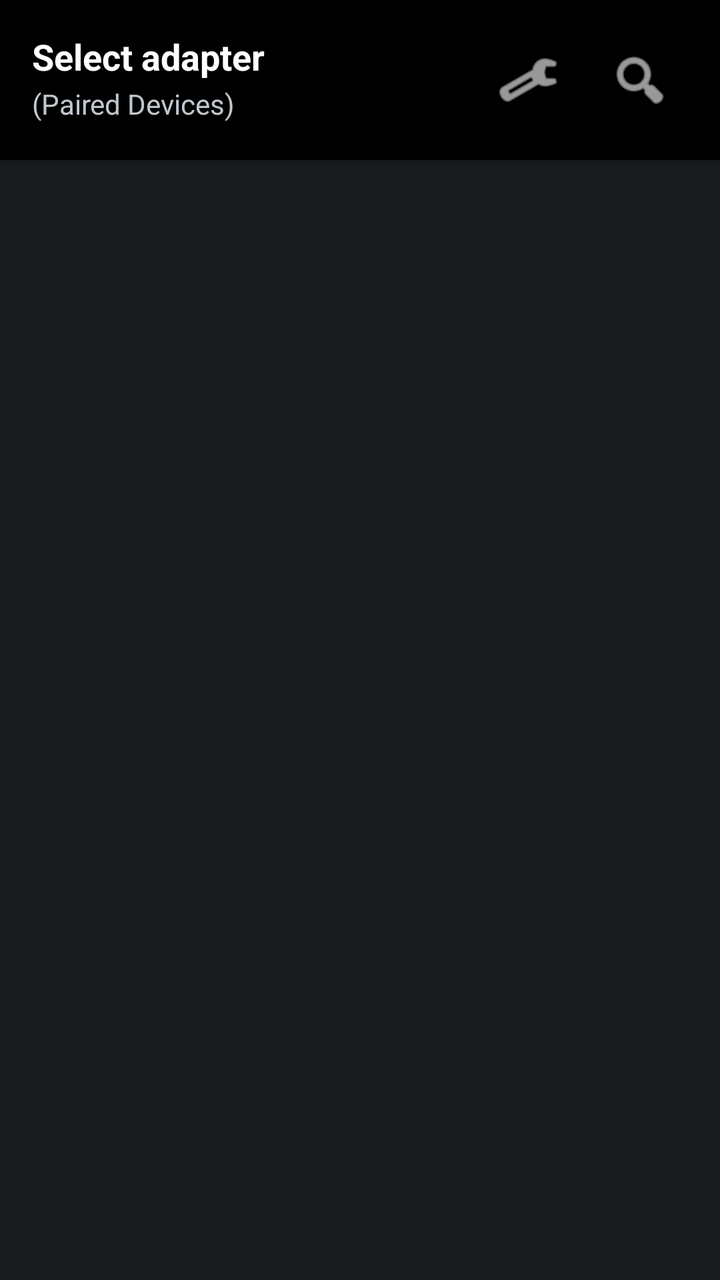
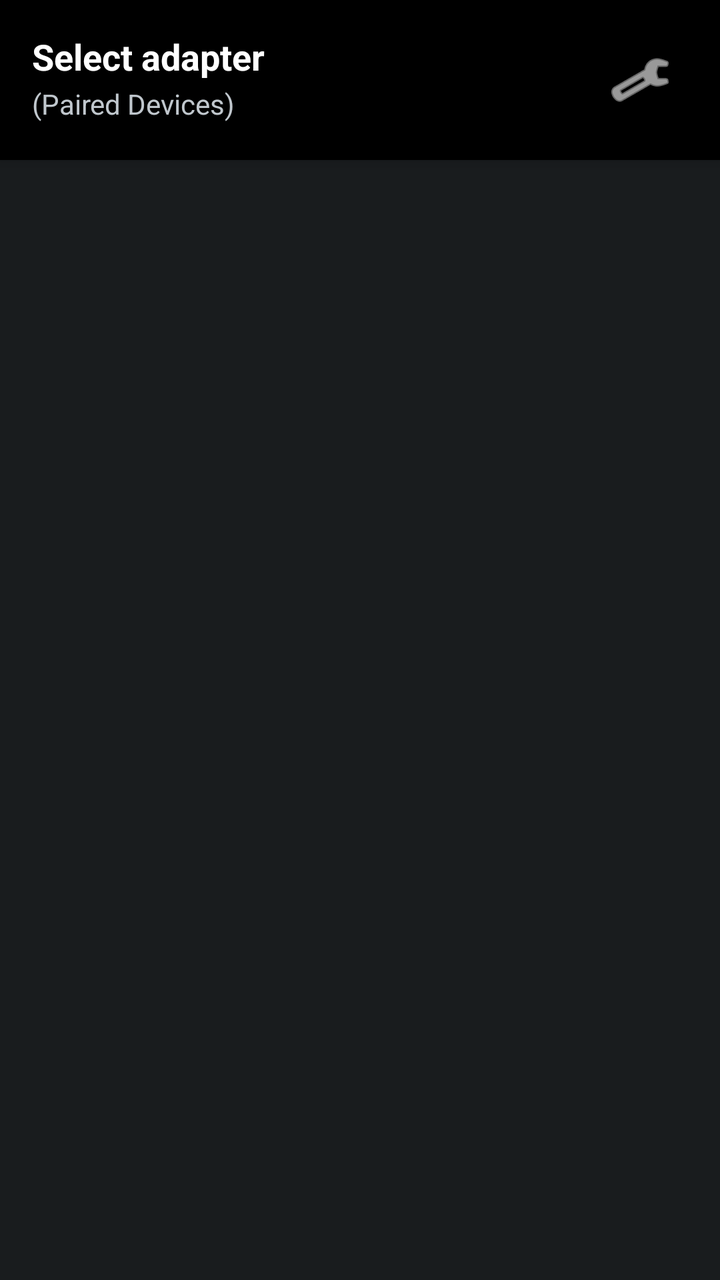

An Android layout rendered at two revisions. The XML below is the earlier revision; the diff shows what the commit changed to produce the second picture.
<!-- AndroidManifest.xml: application theme AppTheme.Dark -->
<!-- res/layout/device_list_modern.xml -->
<?xml version="1.0" encoding="utf-8"?>
<LinearLayout xmlns:android="http://schemas.android.com/apk/res/android"
    android:orientation="vertical"
    android:layout_width="match_parent"
    android:layout_height="match_parent"
    android:background="?android:attr/windowBackground">

    
    <LinearLayout
        android:layout_width="match_parent"
        android:layout_height="wrap_content"
        android:orientation="vertical"
        android:background="#000000"
        android:padding="16dp"
        android:elevation="4dp">

        <LinearLayout
            android:layout_width="match_parent"
            android:layout_height="wrap_content"
            android:orientation="horizontal">

            <LinearLayout
                android:layout_width="0dp"
                android:layout_weight="1"
                android:layout_height="wrap_content"
                android:orientation="vertical">

                <TextView
                    android:layout_width="wrap_content"
                    android:layout_height="wrap_content"
                    android:text="@string/select_device"
                    android:textColor="@android:color/white"
                    android:textSize="18sp"
                    android:textStyle="bold"/>

                <TextView
                    android:layout_width="wrap_content"
                    android:layout_height="wrap_content"
                    android:text="(Paired Devices)"
                    android:textColor="?android:attr/textColorSecondary"
                    android:textSize="14sp"
                    android:layout_marginTop="2dp"/>

            </LinearLayout>

            <ImageButton
                android:id="@+id/btn_bluetooth_settings"
                android:layout_width="wrap_content"
                android:layout_height="wrap_content"
                android:src="@android:drawable/ic_menu_preferences"
                android:background="?android:attr/selectableItemBackgroundBorderless"
                android:padding="8dp"
                android:contentDescription="Open Bluetooth Settings"
                android:tint="@android:color/white"
                android:layout_gravity="center_vertical"
                android:layout_marginEnd="8dp"/>

            <ImageButton
                android:id="@+id/btn_scan"
                android:layout_width="wrap_content"
                android:layout_height="wrap_content"
                android:src="@android:drawable/ic_menu_search"
                android:background="?android:attr/selectableItemBackgroundBorderless"
                android:padding="8dp"
                android:contentDescription="Scan for devices"
                android:tint="@android:color/white"
                android:layout_gravity="center_vertical"/>
        </LinearLayout>

    </LinearLayout>

    
    <FrameLayout
        android:layout_width="match_parent"
        android:layout_height="match_parent">

        
        <ListView
            android:id="@+id/paired_devices"
            android:layout_width="match_parent"
            android:layout_height="match_parent"
            android:padding="8dp"
            android:clipToPadding="false"
            android:divider="@android:color/transparent"
            android:dividerHeight="8dp"
            android:scrollbarStyle="outsideOverlay"/>

        
        <LinearLayout
            android:id="@+id/empty_state"
            android:layout_width="match_parent"
            android:layout_height="match_parent"
            android:orientation="vertical"
            android:gravity="center"
            android:padding="32dp"
            android:visibility="gone">

            <ImageView
                android:layout_width="96dp"
                android:layout_height="96dp"
                android:src="@android:drawable/stat_sys_data_bluetooth"
                android:tint="?android:attr/textColorTertiary"
                android:layout_marginBottom="16dp"/>

            <TextView
                android:layout_width="wrap_content"
                android:layout_height="wrap_content"
                android:text="No paired devices found"
                android:textSize="18sp"
                android:textColor="?android:attr/textColorPrimary"
                android:layout_marginBottom="8dp"/>

            <TextView
                android:layout_width="wrap_content"
                android:layout_height="wrap_content"
                android:text="Make sure Bluetooth is enabled and pair your OBD adapter in system settings"
                android:textSize="14sp"
                android:textColor="?android:attr/textColorSecondary"
                android:gravity="center"
                android:layout_marginBottom="24dp"/>

            <Button
                android:id="@+id/btn_open_settings"
                android:layout_width="wrap_content"
                android:layout_height="wrap_content"
                android:text="Open Bluetooth Settings"
                android:textColor="@android:color/white"
                android:background="?android:attr/colorPrimary"
                android:padding="12dp"/>
        </LinearLayout>

    </FrameLayout>
</LinearLayout>
<!-- resources referenced by this layout -->
<resources>
  <string name="select_device">Select adapter</string>
  <style name="AppTheme.Dark" parent="@android:style/Theme.DeviceDefault">
          <item name="android:activatedBackgroundIndicator">@drawable/activated_background</item>
      </style>
  <!-- drawable activated_background (drawable) -->
  <?xml version="1.0" encoding="utf-8"?>
  <selector xmlns:android="http://schemas.android.com/apk/res/android">
      <item android:state_activated="true" android:drawable="@color/row_activated" />
      <item android:drawable="@android:color/transparent" />
  </selector>
  <color name="row_activated">#80808080</color>
</resources>

<!-- the commit's change to res/layout/device_list_modern.xml (unified diff, before → after) -->
@@ -52,18 +52,6 @@
                 android:padding="8dp"
                 android:contentDescription="Open Bluetooth Settings"
                 android:tint="@android:color/white"
-                android:layout_gravity="center_vertical"
-                android:layout_marginEnd="8dp"/>
-
-            <ImageButton
-                android:id="@+id/btn_scan"
-                android:layout_width="wrap_content"
-                android:layout_height="wrap_content"
-                android:src="@android:drawable/ic_menu_search"
-                android:background="?android:attr/selectableItemBackgroundBorderless"
-                android:padding="8dp"
-                android:contentDescription="Scan for devices"
-                android:tint="@android:color/white"
                 android:layout_gravity="center_vertical"/>
         </LinearLayout>
 
@@ -72,7 +60,8 @@
     
     <FrameLayout
         android:layout_width="match_parent"
-        android:layout_height="match_parent">
+        android:layout_height="0dp"
+        android:layout_weight="1">
 
         
         <ListView
<!-- resource entries referenced after the edit -->
@@ -3,6 +3,8 @@
   <string name="select_device">Select adapter</string>
   <style name="AppTheme.Dark" parent="@android:style/Theme.DeviceDefault">
           <item name="android:activatedBackgroundIndicator">@drawable/activated_background</item>
+          <item name="android:actionMenuTextAppearance">@style/MenuTextAppearance</item>
+          <item name="android:dropDownListViewStyle">@style/PopupMenuListView</item>
       </style>
   <!-- drawable activated_background (drawable) -->
   <?xml version="1.0" encoding="utf-8"?>
@@ -10,6 +12,13 @@
       <item android:state_activated="true" android:drawable="@color/row_activated" />
       <item android:drawable="@android:color/transparent" />
   </selector>
+  <style name="MenuTextAppearance" parent="@android:style/TextAppearance.DeviceDefault.Widget.ActionBar.Menu">
+          <item name="android:textSize">16sp</item>
+      </style>
+  <style name="PopupMenuListView" parent="@android:style/Widget.DeviceDefault.ListView.DropDown">
+          <item name="android:divider">@android:color/transparent</item>
+          <item name="android:dividerHeight">0dp</item>
+      </style>
   <color name="row_activated">#80808080</color>
 </resources>
 
